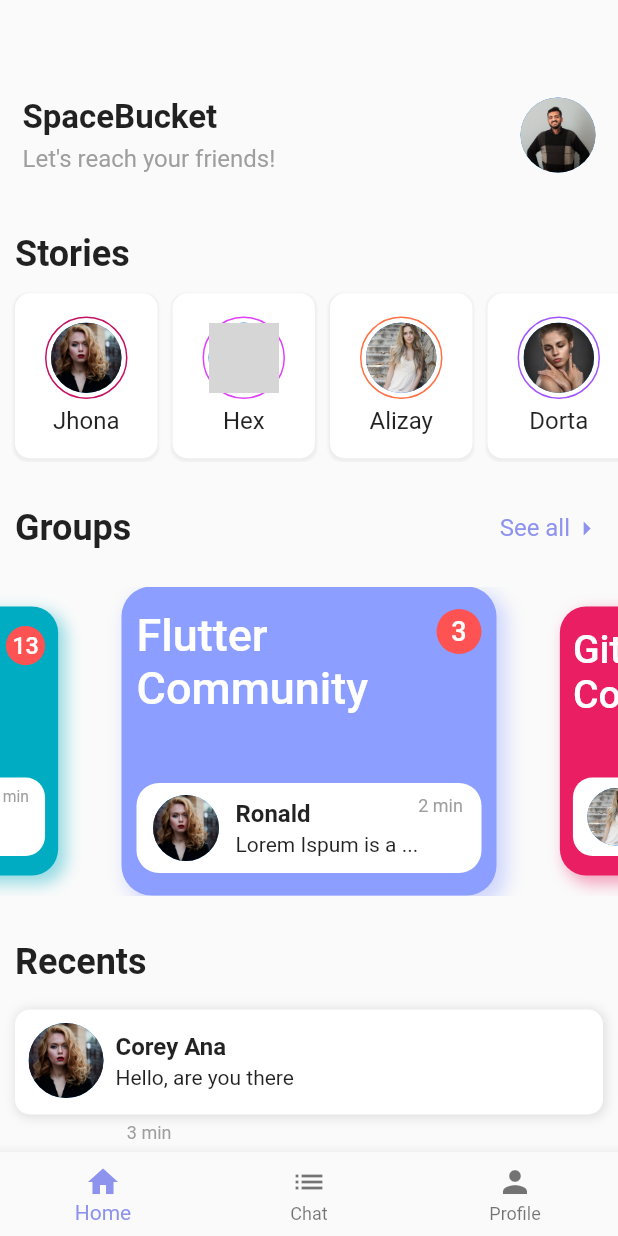
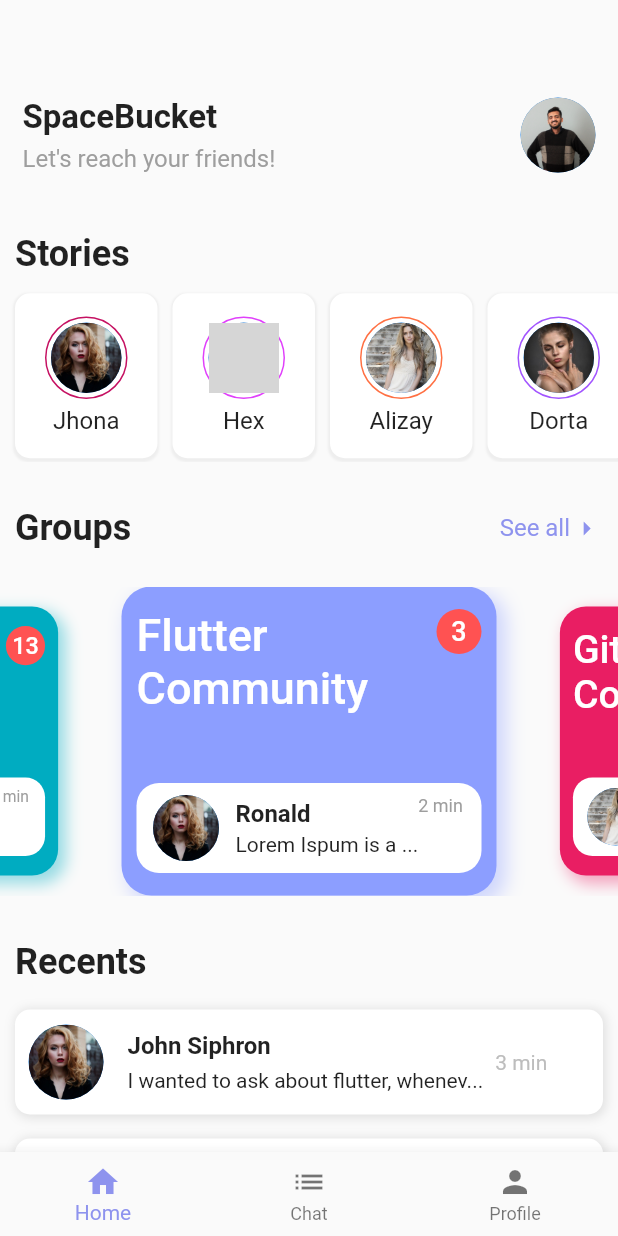
Before and after one commit to SpaceBuckett/ChatHouse, a Flutter app: the screen it shows after launch, on a phone screen of 412 x 824 dp. Run offline on Flutter 3.47's test engine with Material 2 defaults, Android fonts, the phone set to English and light mode, and no system bars; drawn by our look-alikes of carousel_slider; our stand-ins replace get; grey boxes are pictures that could not be loaded.

Commit message:
The recent messeges section done and dusted

```diff
--- a/lib/screens/home/home.dart
+++ b/lib/screens/home/home.dart
@@ -22,10 +22,15 @@ class HomeScreen extends StatelessWidget {
             upperBar(user.userName, user.userImageUrl),
             storiesSection(),
             groupsSection(),
+            recentTextsSection()
+          ],
+        ),
+      ),
+    );
+  }
 
-            // Starting the recents section
-
-            Padding(
+  Padding recentTextsSection() {
+    return Padding(
       padding: const EdgeInsets.only(top: 30.0, right: 10, left: 10),
       child: Column(
         crossAxisAlignment: CrossAxisAlignment.start,
@@ -37,7 +42,24 @@ class HomeScreen extends StatelessWidget {
           const SizedBox(
             height: 10,
           ),
-                  Padding(
+          ListView.builder(
+            padding: EdgeInsets.zero,
+            shrinkWrap: true,
+            itemCount: 4,
+            itemBuilder: (BuildContext context, int index) {
+              return messageCard();
+            },
+          ),
+          const SizedBox(height: 50)
+
+          // messageCard()
+        ],
+      ),
+    );
+  }
+
+  Padding messageCard() {
+    return Padding(
       padding: const EdgeInsets.symmetric(vertical: 8.0),
       child: Container(
           height: 70,
@@ -55,71 +77,101 @@ class HomeScreen extends StatelessWidget {
             ],
           ),
           child: Row(
-                          mainAxisAlignment: MainAxisAlignment.spaceBetween,
-                          children: [
-                            Column(
-                              children: [
-                                Row(
             children: [
               const Padding(
                 padding: EdgeInsets.all(8.0),
                 child: CircleImage(
+                  imageProvider: AssetImage('assets/user1.jpg'),
                   imageRadius: 25,
-                                        imageProvider:
-                                            AssetImage('assets/user1.jpg'),
                 ),
               ),
               Column(
-                                      mainAxisAlignment:
-                                          MainAxisAlignment.center,
-                                      crossAxisAlignment:
-                                          CrossAxisAlignment.start,
+                mainAxisAlignment: MainAxisAlignment.center,
+                crossAxisAlignment: CrossAxisAlignment.start,
                 children: [
-                                        Text(
-                                          'Corey Ana',
-                                          // messageSenderName,
-                                          style: kHeadingText.copyWith(
-                                              fontSize: 16),
-                                        ),
-                                        const SizedBox(
-                                          height: 3,
-                                        ),
-                                        // const Text('Lorem Ispum is a ...'),
-                                        const Text(
-                                          'Hello, are you there',
-                                          overflow: TextOverflow.ellipsis,
-                                        ),
-                                      ],
-                                    ),
-                                  ],
-                                ),
-                                Column(
-                                  mainAxisAlignment: MainAxisAlignment.start,
-                                  children: const [
                   Padding(
-                                      padding:
-                                          EdgeInsets.only(right: 8.0, top: 8),
+                    padding: const EdgeInsets.symmetric(
+                        horizontal: 8.0, vertical: 3),
                     child: Text(
-                                        '3 min',
-                                        // timeAgo,
-                                        style: TextStyle(
-                                          color: Colors.grey,
-                                          fontSize: 12,
+                      'John Siphron',
+                      style: kHeadingText.copyWith(fontSize: 16),
                     ),
                   ),
-                                    ),
-                                  ],
-                                )
-                              ],
-                            )
-                          ],
-                        )),
-                  )
-                ],
+                  const Padding(
+                    padding: EdgeInsets.symmetric(horizontal: 8.0, vertical: 3),
+                    child: Text(
+                      'I wanted to ask about flutter, whenev...',
+                      overflow: TextOverflow.ellipsis,
+                      maxLines: 1,
                     ),
                   )
                 ],
               ),
+              Text(
+                '3 min',
+                style: TextStyle(color: Colors.grey[400]!),
+              )
+            ],
+          )
+          // Row(
+          //   mainAxisAlignment: MainAxisAlignment.spaceBetween,
+          //   children: [
+          //     Column(
+          //       children: [
+          //         Row(
+          //           children: [
+          //             const Padding(
+          //               padding: EdgeInsets.all(8.0),
+          //               child: CircleImage(
+          //                 imageRadius: 25,
+          //                 imageProvider:
+          //                     AssetImage('assets/user1.jpg'),
+          //               ),
+          //             ),
+          //             Column(
+          //               mainAxisAlignment: MainAxisAlignment.center,
+          //               crossAxisAlignment:
+          //                   CrossAxisAlignment.start,
+          //               children: [
+          //                 Text(
+          //                   'Corey Ana',
+          //                   // messageSenderName,
+          //                   style:
+          //                       kHeadingText.copyWith(fontSize: 16),
+          //                 ),
+          //                 const SizedBox(
+          //                   height: 3,
+          //                 ),
+          //                 // const Text('Lorem Ispum is a ...'),
+          //                 const Text(
+          //                   'Hello, are you there',
+          //                   overflow: TextOverflow.ellipsis,
+          //                 ),
+          //               ],
+          //             ),
+          //           ],
+          //         ),
+          //         Column(
+          //           mainAxisAlignment: MainAxisAlignment.start,
+          //           children: const [
+          //             Padding(
+          //               padding:
+          //                   EdgeInsets.only(right: 8.0, top: 8),
+          //               child: Text(
+          //                 '3 min',
+          //                 // timeAgo,
+          //                 style: TextStyle(
+          //                   color: Colors.grey,
+          //                   fontSize: 12,
+          //                 ),
+          //               ),
+          //             ),
+          //           ],
+          //         )
+          //       ],
+          //     )
+          //   ],
+          // ),
           ),
     );
   }
@@ -163,7 +215,7 @@ class HomeScreen extends StatelessWidget {
           CarouselSlider(
             options: CarouselOptions(
               pageSnapping: true,
-              autoPlay: false,
+              autoPlay: true,
               aspectRatio: 2.0,
               enlargeCenterPage: true,
               viewportFraction: 0.67,
```
Lines whose indentation alone changed are shown as unchanged.
